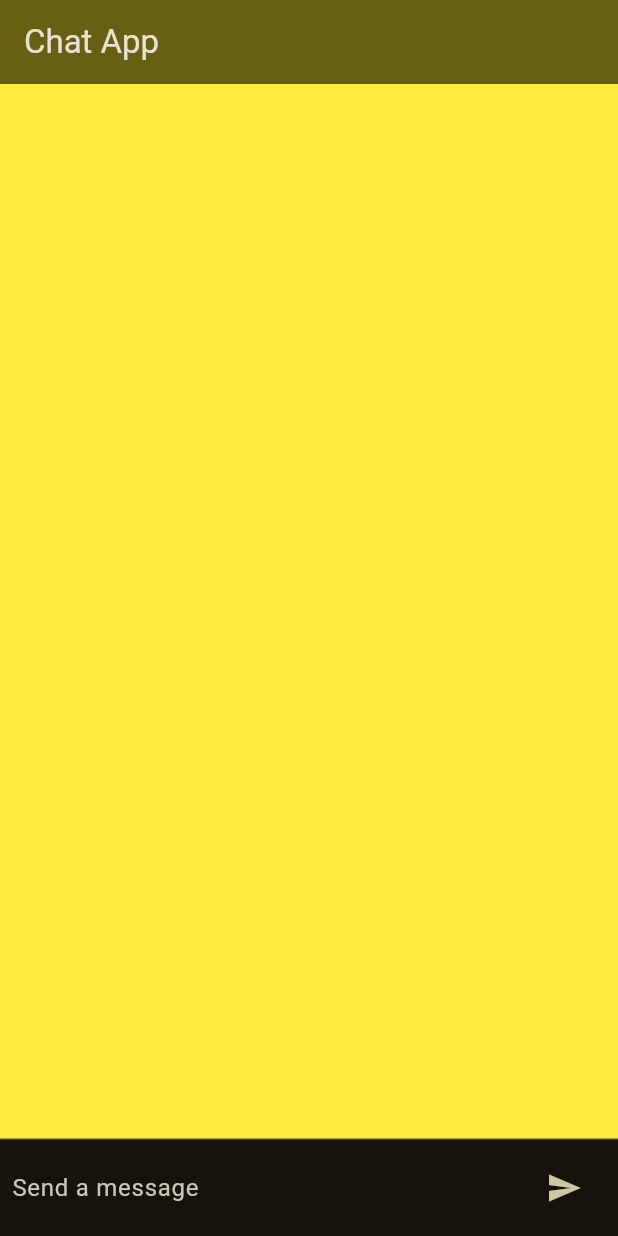
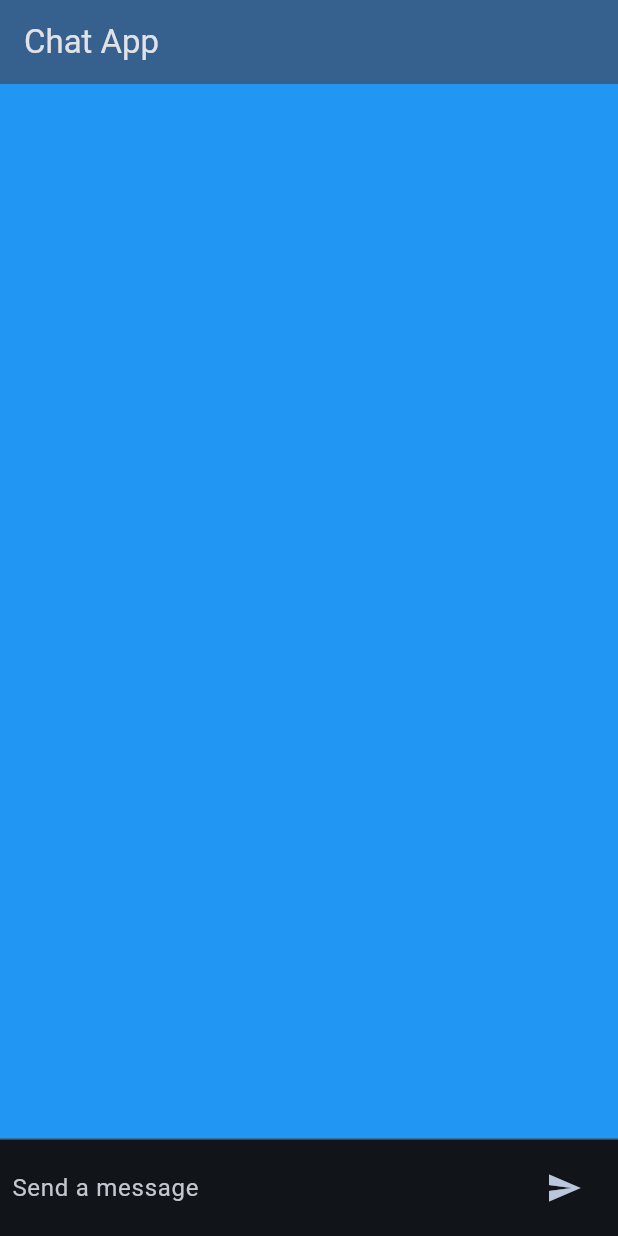
Before and after one commit to could-ai/019873e0-0dcd-7a84-99a9-7d7268f1927f, a Flutter app: the screen it shows after launch, on a phone screen of 412 x 824 dp. Run offline on Flutter 3.47's test engine with Material 3 defaults, Android fonts, the phone set to English and light mode, and no system bars.

Commit message:
将应用的背景颜色和主题种子颜色从黄色更改为蓝色。在 `lib/main.dart` 文件中，我将 `ThemeData` 的 `scaffoldBackgroundColor` 属性和 `ColorScheme` 的 `seedColor` 属性都从 `Colors.yellow` 修改为 `Colors.blue`，以实现统一的蓝色主题，同时保持深色模式以确保UI元素的可见性和对比度。

```diff
--- a/usr/lib/main.dart
+++ b/usr/lib/main.dart
@@ -15,9 +15,9 @@ class MyApp extends StatelessWidget {
       debugShowCheckedModeBanner: false,
       theme: ThemeData(
         brightness: Brightness.dark,
-        scaffoldBackgroundColor: Colors.yellow,
+        scaffoldBackgroundColor: Colors.blue,
         colorScheme: ColorScheme.fromSeed(
-          seedColor: Colors.yellow,
+          seedColor: Colors.blue,
           brightness: Brightness.dark
         ),
         useMaterial3: true,
```
